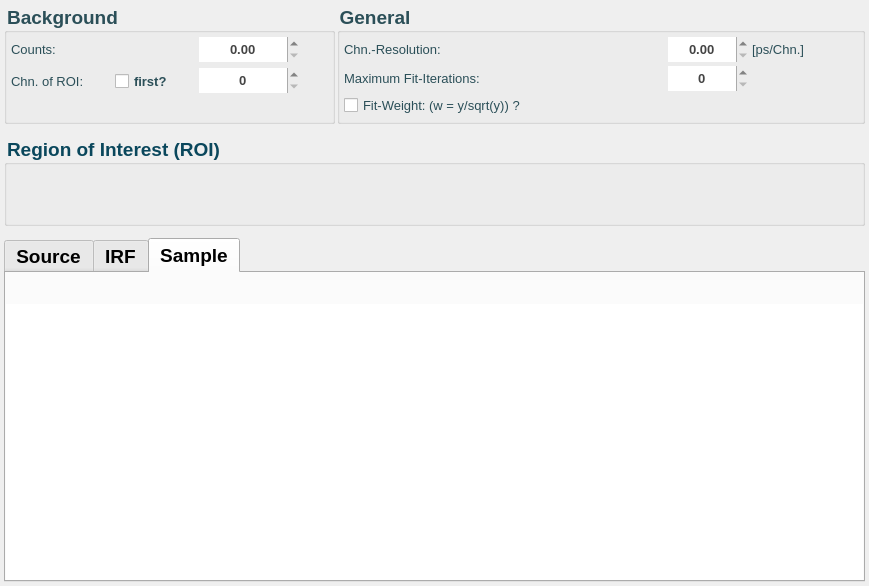
Old version of the form ltparameterlistview.ui in the repository dpscience/DQuickLTFit.
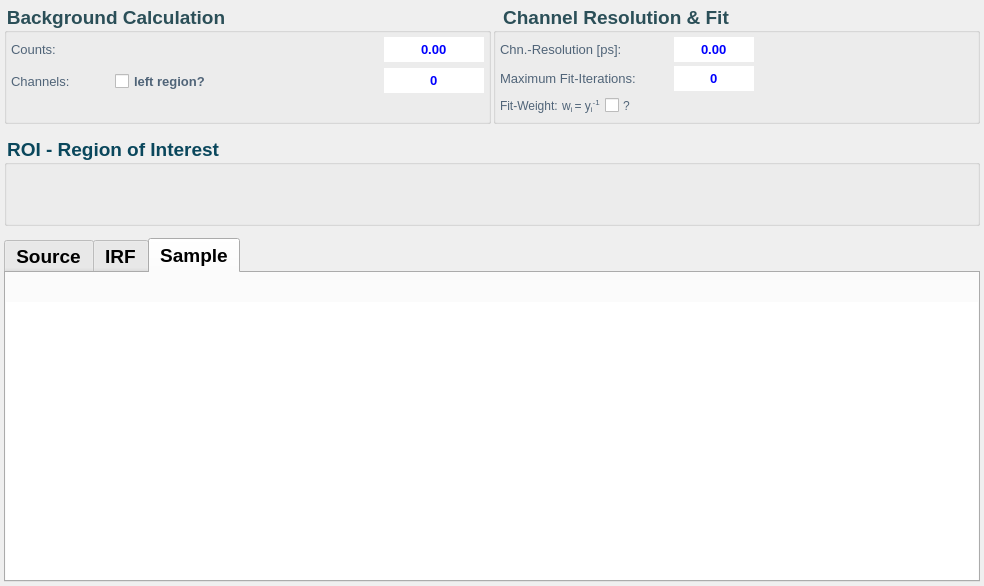
New version of the form. Custom widgets are drawn as their Qt base class.

```diff
--- a/ltparameterlistview.ui
+++ b/ltparameterlistview.ui
@@ -6,7 +6,7 @@
    <rect>
     <x>0</x>
     <y>0</y>
-    <width>869</width>
+    <width>984</width>
     <height>586</height>
    </rect>
   </property>
@@ -63,7 +63,10 @@
 </string>
          </property>
          <property name="title">
-          <string>Background</string>
+          <string>Background Calculation</string>
+         </property>
+         <property name="flat">
+          <bool>true</bool>
          </property>
          <layout class="QGridLayout" name="gridLayout">
           <property name="leftMargin">
@@ -81,7 +84,7 @@
           <property name="spacing">
            <number>4</number>
           </property>
-          <item row="2" column="2">
+          <item row="2" column="4">
            <widget class="QSpinBox" name="spinBox_backgroundChannel">
             <property name="minimumSize">
              <size>
@@ -104,7 +107,8 @@
              </font>
             </property>
             <property name="styleSheet">
-             <string notr="true">color: #444444</string>
+             <string notr="true">color: blue
+</string>
             </property>
             <property name="frame">
              <bool>false</bool>
@@ -112,6 +116,9 @@
             <property name="alignment">
              <set>Qt::AlignCenter</set>
             </property>
+            <property name="buttonSymbols">
+             <enum>QAbstractSpinBox::NoButtons</enum>
+            </property>
             <property name="suffix">
              <string/>
             </property>
@@ -120,11 +127,36 @@
             </property>
            </widget>
           </item>
+          <item row="0" column="0">
+           <widget class="QLabel" name="labelBGCounts">
+            <property name="minimumSize">
+             <size>
+              <width>100</width>
+              <height>0</height>
+             </size>
+            </property>
+            <property name="font">
+             <font>
+              <family>Arial</family>
+              <pointsize>10</pointsize>
+             </font>
+            </property>
+            <property name="styleSheet">
+             <string notr="true">color: rgb(80,100,120)</string>
+            </property>
+            <property name="text">
+             <string>Counts:</string>
+            </property>
+            <property name="scaledContents">
+             <bool>true</bool>
+            </property>
+           </widget>
+          </item>
           <item row="2" column="1">
            <widget class="QCheckBox" name="checkBox_FirstChannelBkgrd">
             <property name="minimumSize">
              <size>
-              <width>80</width>
+              <width>120</width>
               <height>30</height>
              </size>
             </property>
@@ -139,34 +171,28 @@
             <property name="layoutDirection">
              <enum>Qt::LeftToRight</enum>
             </property>
+            <property name="styleSheet">
+             <string notr="true">color: rgb(80,100,120)</string>
+            </property>
             <property name="text">
-             <string>first?</string>
+             <string>left region?</string>
             </property>
            </widget>
           </item>
-          <item row="0" column="0">
-           <widget class="QLabel" name="labelBGCounts">
-            <property name="minimumSize">
+          <item row="3" column="0">
+           <spacer name="verticalSpacer">
+            <property name="orientation">
+             <enum>Qt::Vertical</enum>
+            </property>
+            <property name="sizeHint" stdset="0">
              <size>
-              <width>100</width>
-              <height>0</height>
+              <width>20</width>
+              <height>40</height>
              </size>
             </property>
-            <property name="font">
-             <font>
-              <family>Arial</family>
-              <pointsize>10</pointsize>
-             </font>
-            </property>
-            <property name="text">
-             <string>Counts:</string>
-            </property>
-            <property name="scaledContents">
-             <bool>true</bool>
-            </property>
-           </widget>
+           </spacer>
           </item>
-          <item row="0" column="2">
+          <item row="0" column="4">
            <widget class="QDoubleSpinBox" name="doubleSpinBox_background">
             <property name="minimumSize">
              <size>
@@ -189,7 +215,7 @@
              </font>
             </property>
             <property name="styleSheet">
-             <string notr="true">color: #444444</string>
+             <string notr="true">color: blue</string>
             </property>
             <property name="frame">
              <bool>false</bool>
@@ -198,7 +224,7 @@
              <set>Qt::AlignCenter</set>
             </property>
             <property name="buttonSymbols">
-             <enum>QAbstractSpinBox::UpDownArrows</enum>
+             <enum>QAbstractSpinBox::NoButtons</enum>
             </property>
             <property name="accelerated">
              <bool>true</bool>
@@ -236,43 +262,46 @@
               <bold>false</bold>
              </font>
             </property>
+            <property name="styleSheet">
+             <string notr="true">color: rgb(80,100,120)</string>
+            </property>
             <property name="text">
-             <string>Chn. of ROI:</string>
+             <string>Channels:</string>
             </property>
             <property name="scaledContents">
              <bool>true</bool>
             </property>
            </widget>
           </item>
+          <item row="2" column="2">
+           <spacer name="horizontalSpacer_3">
+            <property name="orientation">
+             <enum>Qt::Horizontal</enum>
+            </property>
+            <property name="sizeHint" stdset="0">
+             <size>
+              <width>40</width>
+              <height>20</height>
+             </size>
+            </property>
+           </spacer>
+          </item>
           <item row="2" column="3">
            <widget class="DSVGButton" name="pushButton_Background" native="true">
             <property name="minimumSize">
              <size>
-              <width>25</width>
-              <height>25</height>
+              <width>20</width>
+              <height>20</height>
              </size>
             </property>
             <property name="maximumSize">
              <size>
-              <width>25</width>
-              <height>25</height>
+              <width>20</width>
+              <height>20</height>
              </size>
             </property>
            </widget>
           </item>
-          <item row="3" column="0">
-           <spacer name="verticalSpacer">
-            <property name="orientation">
-             <enum>Qt::Vertical</enum>
-            </property>
-            <property name="sizeHint" stdset="0">
-             <size>
-              <width>20</width>
-              <height>40</height>
-             </size>
-            </property>
-           </spacer>
-          </item>
          </layout>
         </widget>
        </item>
@@ -302,7 +331,10 @@
           <string notr="true">color: rgb(43, 79, 88)</string>
          </property>
          <property name="title">
-          <string>General</string>
+          <string>Channel Resolution &amp;&amp; Fit</string>
+         </property>
+         <property name="flat">
+          <bool>true</bool>
          </property>
          <layout class="QGridLayout" name="gridLayout_2">
           <property name="leftMargin">
@@ -343,13 +375,45 @@
              </font>
             </property>
             <property name="styleSheet">
-             <string notr="true">color: #444444</string>
+             <string notr="true">color: blue</string>
             </property>
             <property name="frame">
              <bool>false</bool>
             </property>
             <property name="alignment">
              <set>Qt::AlignCenter</set>
+            </property>
+            <property name="buttonSymbols">
+             <enum>QAbstractSpinBox::NoButtons</enum>
+            </property>
+           </widget>
+          </item>
+          <item row="0" column="2">
+           <spacer name="horizontalSpacer_2">
+            <property name="orientation">
+             <enum>Qt::Horizontal</enum>
+            </property>
+            <property name="sizeHint" stdset="0">
+             <size>
+              <width>40</width>
+              <height>20</height>
+             </size>
+            </property>
+           </spacer>
+          </item>
+          <item row="0" column="0">
+           <widget class="QLabel" name="labelChnResolution">
+            <property name="font">
+             <font>
+              <family>Arial</family>
+              <pointsize>10</pointsize>
+             </font>
+            </property>
+            <property name="styleSheet">
+             <string notr="true">color: rgb(80,100,120)</string>
+            </property>
+            <property name="text">
+             <string>Chn.-Resolution [ps]:</string>
             </property>
            </widget>
           </item>
@@ -376,7 +440,7 @@
              </font>
             </property>
             <property name="styleSheet">
-             <string notr="true">color: #444444</string>
+             <string notr="true">color: blue</string>
             </property>
             <property name="frame">
              <bool>false</bool>
@@ -384,6 +448,9 @@
             <property name="alignment">
              <set>Qt::AlignCenter</set>
             </property>
+            <property name="buttonSymbols">
+             <enum>QAbstractSpinBox::NoButtons</enum>
+            </property>
            </widget>
           </item>
           <item row="1" column="0">
@@ -394,68 +461,108 @@
               <pointsize>10</pointsize>
              </font>
             </property>
+            <property name="styleSheet">
+             <string notr="true">color: rgb(80,100,120)</string>
+            </property>
             <property name="text">
              <string>Maximum Fit-Iterations:</string>
             </property>
            </widget>
           </item>
-          <item row="0" column="3">
-           <spacer name="horizontalSpacer_2">
-            <property name="orientation">
-             <enum>Qt::Horizontal</enum>
-            </property>
-            <property name="sizeHint" stdset="0">
-             <size>
-              <width>40</width>
-              <height>20</height>
-             </size>
-            </property>
-           </spacer>
-          </item>
-          <item row="0" column="0">
-           <widget class="QLabel" name="labelChnResolution">
-            <property name="font">
-             <font>
-              <family>Arial</family>
-              <pointsize>10</pointsize>
-             </font>
-            </property>
-            <property name="text">
-             <string>Chn.-Resolution:</string>
-            </property>
-           </widget>
-          </item>
-          <item row="0" column="2">
-           <widget class="QLabel" name="labelUnits">
-            <property name="font">
-             <font>
-              <family>Arial</family>
-              <pointsize>10</pointsize>
-             </font>
-            </property>
-            <property name="text">
-             <string>[ps/Chn.]</string>
-            </property>
-           </widget>
-          </item>
           <item row="2" column="0">
-           <widget class="QCheckBox" name="checkBox_usingYVar">
-            <property name="minimumSize">
+           <layout class="QHBoxLayout" name="horizontalLayout_2">
+            <item>
+             <widget class="QLabel" name="label_2">
+              <property name="styleSheet">
+               <string notr="true">color: rgb(80,100,120)</string>
+              </property>
+              <property name="text">
+               <string>Fit-Weight:</string>
+              </property>
+             </widget>
+            </item>
+            <item>
+             <widget class="QLabel" name="label">
+              <property name="styleSheet">
+               <string notr="true">color: rgb(80,100,120)</string>
+              </property>
+              <property name="text">
+               <string>&lt;html&gt;&lt;head/&gt;&lt;body&gt;&lt;p&gt;w&lt;span style=&quot; vertical-align:sub;&quot;&gt;i &lt;/span&gt;= y&lt;span style=&quot; vertical-align:sub;&quot;&gt;i&lt;/span&gt;&lt;span style=&quot; vertical-align:super;&quot;&gt;-1&lt;/span&gt;&lt;/p&gt;&lt;/body&gt;&lt;/html&gt;</string>
+              </property>
+             </widget>
+            </item>
+            <item>
+             <widget class="QCheckBox" name="checkBox_usingYVar">
+              <property name="minimumSize">
+               <size>
+                <width>0</width>
+                <height>0</height>
+               </size>
+              </property>
+              <property name="font">
+               <font>
+                <family>Arial</family>
+                <pointsize>10</pointsize>
+               </font>
+              </property>
+              <property name="styleSheet">
+               <string notr="true">color: rgb(80,100,120)</string>
+              </property>
+              <property name="text">
+               <string/>
+              </property>
+             </widget>
+            </item>
+            <item>
+             <widget class="QLabel" name="label_3">
+              <property name="styleSheet">
+               <string notr="true">color: rgb(80,100,120)</string>
+              </property>
+              <property name="text">
+               <string>?</string>
+              </property>
+             </widget>
+            </item>
+            <item>
+             <spacer name="horizontalSpacer_6">
+              <property name="orientation">
+               <enum>Qt::Horizontal</enum>
+              </property>
+              <property name="sizeHint" stdset="0">
+               <size>
+                <width>40</width>
+                <height>20</height>
+               </size>
+              </property>
+             </spacer>
+            </item>
+           </layout>
+          </item>
+          <item row="2" column="1">
+           <spacer name="horizontalSpacer_7">
+            <property name="orientation">
+             <enum>Qt::Horizontal</enum>
+            </property>
+            <property name="sizeHint" stdset="0">
              <size>
-              <width>320</width>
-              <height>0</height>
+              <width>40</width>
+              <height>20</height>
              </size>
             </property>
-            <property name="font">
-             <font>
-              <family>Arial</family>
-              <pointsize>10</pointsize>
-             </font>
+           </spacer>
+          </item>
+          <item row="2" column="2">
+           <spacer name="horizontalSpacer_8">
+            <property name="orientation">
+             <enum>Qt::Horizontal</enum>
             </property>
-            <property name="text">
-             <string>Fit-Weight: (w = y/sqrt(y)) ?</string>
+            <property name="sizeHint" stdset="0">
+             <size>
+              <width>40</width>
+              <height>20</height>
+             </size>
             </property>
-           </widget>
+           </spacer>
           </item>
          </layout>
         </widget>
@@ -488,10 +595,10 @@
         <string notr="true">color: rgb(10, 71, 92)</string>
        </property>
        <property name="title">
-        <string>Region of Interest (ROI)</string>
+        <string>ROI - Region of Interest</string>
        </property>
        <property name="flat">
-        <bool>false</bool>
+        <bool>true</bool>
        </property>
        <layout class="QVBoxLayout" name="verticalLayout_4">
         <property name="spacing">
@@ -610,14 +717,14 @@
           <widget class="DSVGButton" name="pushButtonRemove_Source" native="true">
            <property name="minimumSize">
             <size>
-             <width>25</width>
-             <height>25</height>
+             <width>23</width>
+             <height>23</height>
             </size>
            </property>
            <property name="maximumSize">
             <size>
-             <width>25</width>
-             <height>25</height>
+             <width>23</width>
+             <height>23</height>
             </size>
            </property>
           </widget>
@@ -626,14 +733,14 @@
           <widget class="DSVGButton" name="pushButtonAdd_Source" native="true">
            <property name="minimumSize">
             <size>
-             <width>25</width>
-             <height>25</height>
+             <width>23</width>
+             <height>23</height>
             </size>
            </property>
            <property name="maximumSize">
             <size>
-             <width>25</width>
-             <height>25</height>
+             <width>23</width>
+             <height>23</height>
             </size>
            </property>
           </widget>
@@ -703,14 +810,14 @@
           <widget class="DSVGButton" name="pushButtonRemove_Device" native="true">
            <property name="minimumSize">
             <size>
-             <width>25</width>
-             <height>25</height>
+             <width>23</width>
+             <height>23</height>
             </size>
            </property>
            <property name="maximumSize">
             <size>
-             <width>25</width>
-             <height>25</height>
+             <width>23</width>
+             <height>23</height>
             </size>
            </property>
           </widget>
@@ -719,14 +826,14 @@
           <widget class="DSVGButton" name="pushButtonAdd_Device" native="true">
            <property name="minimumSize">
             <size>
-             <width>25</width>
-             <height>25</height>
+             <width>23</width>
+             <height>23</height>
             </size>
            </property>
            <property name="maximumSize">
             <size>
-             <width>25</width>
-             <height>25</height>
+             <width>23</width>
+             <height>23</height>
             </size>
            </property>
           </widget>
@@ -797,14 +904,14 @@
           <widget class="DSVGButton" name="pushButtonRemove_Sample" native="true">
            <property name="minimumSize">
             <size>
-             <width>25</width>
-             <height>25</height>
+             <width>23</width>
+             <height>23</height>
             </size>
            </property>
            <property name="maximumSize">
             <size>
-             <width>25</width>
-             <height>25</height>
+             <width>23</width>
+             <height>23</height>
             </size>
            </property>
           </widget>
@@ -813,14 +920,14 @@
           <widget class="DSVGButton" name="pushButtonAdd_Sample" native="true">
            <property name="minimumSize">
             <size>
-             <width>25</width>
-             <height>25</height>
+             <width>23</width>
+             <height>23</height>
             </size>
            </property>
            <property name="maximumSize">
             <size>
-             <width>25</width>
-             <height>25</height>
+             <width>23</width>
+             <height>23</height>
             </size>
            </property>
           </widget>
```
Left out of the diff: 2 changed lines with no effect on the pictures.
